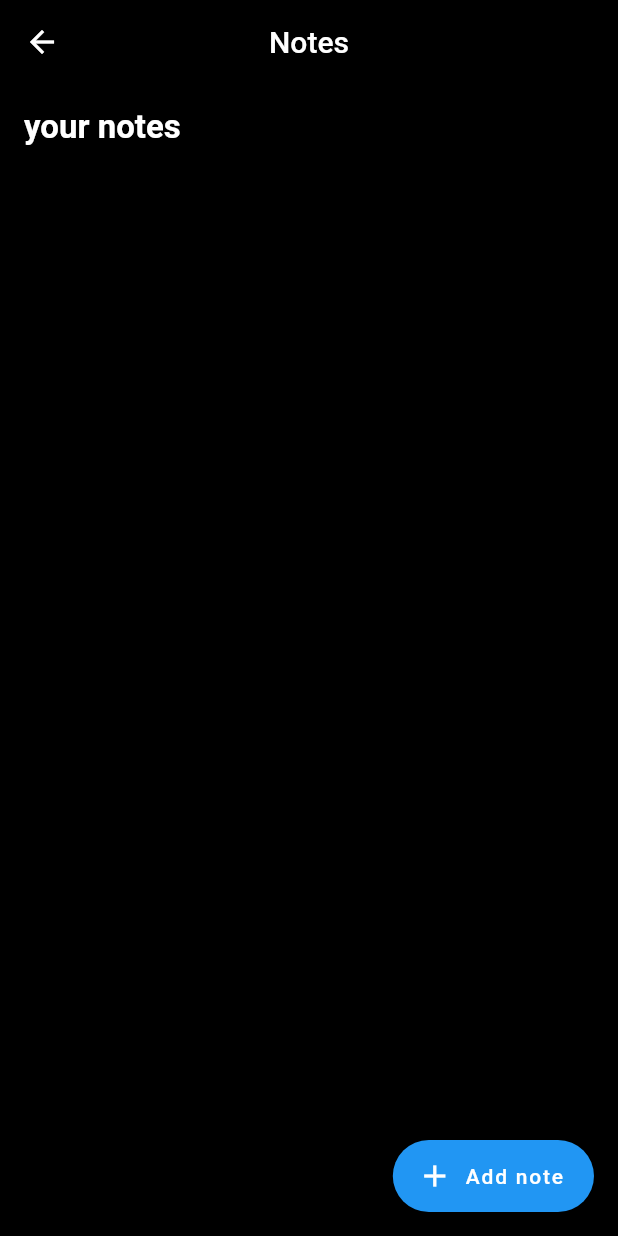
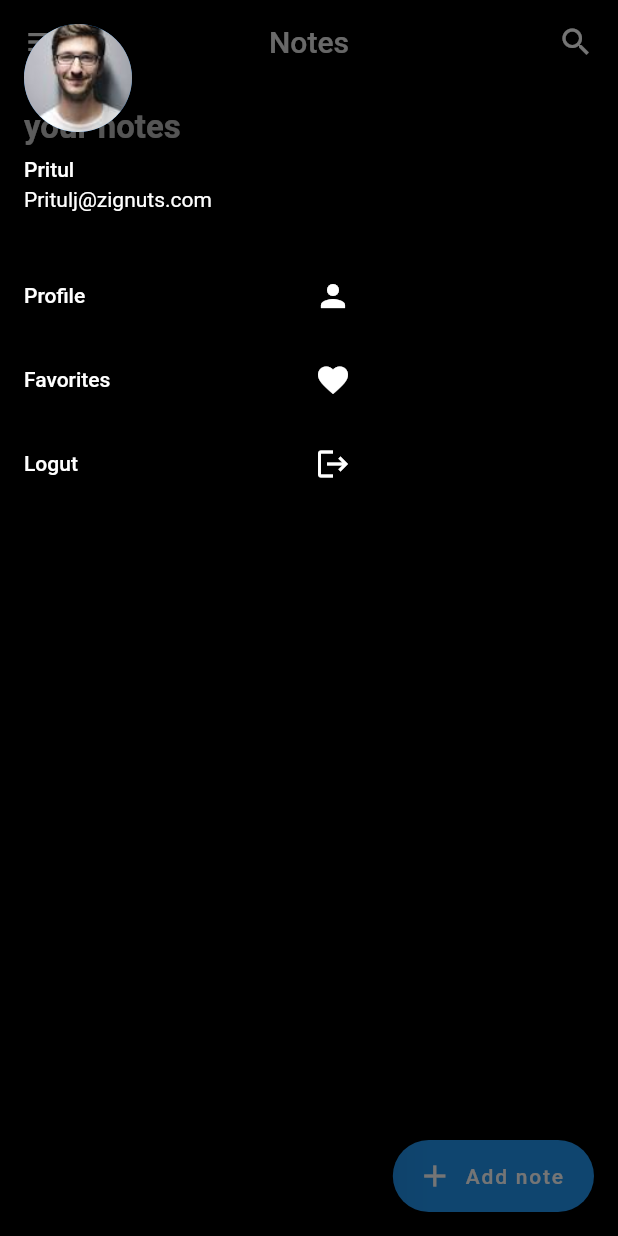
Before and after one commit to prituljogiya/todoapp, a Flutter app: the HomeScreen screen opened directly, with the side drawer open (before the commit the screen has no drawer), on a phone screen of 412 x 824 dp. Run offline on Flutter 3.47's test engine with Material 2 defaults, Android fonts, the light colour scheme and no system bars; our stand-ins replace cloud_firestore, firebase_auth, firebase_core, google_fonts; missing offline and left inert: flutter_gif; accounts and stored records are empty.

```diff
--- a/lib/screens/home_screen.dart
+++ b/lib/screens/home_screen.dart
@@ -3,6 +3,7 @@ import 'package:flutter/material.dart';
 import 'package:google_fonts/google_fonts.dart';
 import 'package:todoapp/screens/login_screen.dart';
 import 'package:todoapp/screens/note_editor.dart';
+import 'package:todoapp/screens/reuseable/sidebar.dart';
 import 'package:todoapp/screens/signup_screen.dart';
 import 'package:todoapp/style/app_style.dart';
 import 'package:todoapp/widgets/note_card.dart';
@@ -20,13 +21,28 @@ class _HomeScreenState extends State<HomeScreen> {
   @override
   Widget build(BuildContext context) {
     return Scaffold(
+      drawer: SideBar(),
       backgroundColor: AppStyle.mainColor,
       appBar: AppBar(
+        actions: [
+          InkWell(
+            onTap: (){
 
+            },
+            child: Padding(
+              padding: const EdgeInsets.only(right: 16.0),
+              child: Icon(Icons.search,color: Colors.white,),
+            ),
+          )
+        ],
+/*leading: Icon(Icons.person,color: Colors.white,),*/
        /* elevation: 0.0,*/
         title: Text("Notes"),
         centerTitle: true,
         backgroundColor: AppStyle.mainColor,
+
+
+
       ),
       body: Padding(
         padding: const EdgeInsets.all(16.0),
@@ -69,6 +85,7 @@ class _HomeScreenState extends State<HomeScreen> {
                                     ));
                               }, note))
                           .toList(),
+
                     );
                   }
                   return Text(
--- /dev/null
+++ b/lib/screens/reuseable/sidebar.dart
@@ -0,0 +1,65 @@
+import 'package:flutter/material.dart';
+import 'package:todoapp/screens/login_screen.dart';
+
+class SideBar extends StatefulWidget {
+  const SideBar({Key? key}) : super(key: key);
+
+  @override
+  State<SideBar> createState() => _SideBarState();
+}
+
+class _SideBarState extends State<SideBar> {
+  @override
+  Widget build(BuildContext context) {
+    return Drawer(
+      width: 250,
+   backgroundColor: Colors.transparent,
+      child:ListView(
+        children: [
+          UserAccountsDrawerHeader(
+          decoration: BoxDecoration(
+          color: Colors.transparent,
+          ),
+      accountName:Text("Pritul"),
+      accountEmail: Text("Pritulj@zignuts.com"),
+         currentAccountPicture:CircleAvatar(
+           child:ClipOval(child:Image.asset("assets/profile.jpeg",
+           width: 100,
+           height: 100,
+           fit: BoxFit.cover,
+           )
+         ))),
+         InkWell(
+           onTap: (){
+
+           },
+           child: ListTile(
+              title: Text("Profile",style: TextStyle(color: Colors.white),),
+              trailing: Icon(Icons.person,color: Colors.white,),
+            ),
+         ),
+          ListTile(
+            title: Text("Favorites",
+            style: TextStyle(color: Colors.white),),
+            trailing: Icon(Icons.favorite,color: Colors.white,),
+          ),
+          InkWell(
+            onTap: (){
+              Navigator.push(context, MaterialPageRoute(builder: (context)=>LogInscreen()));
+            },
+            child: ListTile(
+              title: Text("Logut",
+              style: TextStyle(color: Colors.white),),
+              trailing: Icon(Icons.logout,color: Colors.white,),
+            ),
+          )
+        ],
+    )
+
+
+
+
+    );
+
+  }
+}
--- a/lib/screens/signup_screen.dart
+++ b/lib/screens/signup_screen.dart
@@ -78,11 +78,12 @@ class _SignUpScreenState extends State<SignUpScreen> {
                         const SizedBox(
                           height: 20.0,
                         ),
-                        RuseablePassword(icon: Icons.security_outlined, isObsecure:true, controller: passTextController,hinttext: "password",iconsufix: Icons.visibility,),
+
+                        ReuseablePass(icon: Icons.security, controller: passTextController),
                         const SizedBox(
                           height: 20.0,
                         ),
-                        RuseablePassword(icon: Icons.security_outlined, isObsecure:true, controller: confirmPassTextController,hinttext: "Confirm Password",iconsufix:Icons.visibility),
+                        ReuseablePass(icon: Icons.security, controller: confirmPassTextController),
                         /* ReuseableWidget(icon: Icons.security,hinttext: "Password",iconsufix:Icons.visibility,isObsecure: true,controller: passTextController,),
                         const SizedBox(
                           height: 20.0,
```
Also changed, not shown: lib/screens/login_screen.dart (+11 -1 lines), lib/screens/reuseable/reuse_widget.dart (+70 -7 lines), lib/widgets/note_card.dart (+15 -4 lines), pubspec.yaml (+4 -4 lines), assets/profile.jpeg (added), pubspec.lock, 3 other files.
